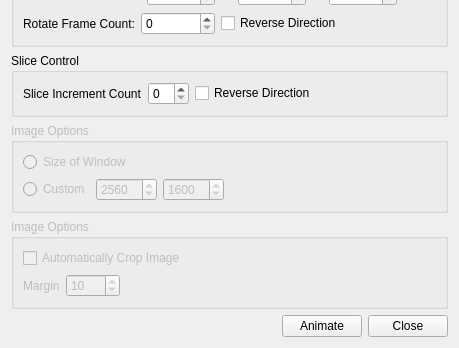
This is src/GuiQt/MovieDialog.ui in Washington-University/workbench as Qt 5 draws it before an edit; both pictures show x 0 to 459 and y 197 to 545 of the 459 by 545 pixel window. The edited form follows.
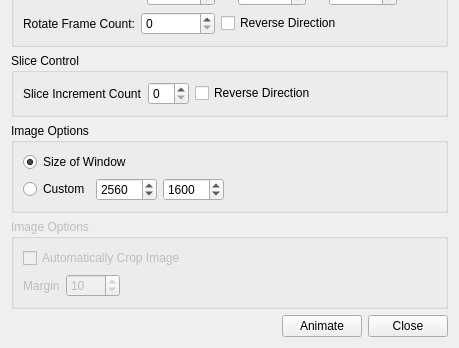
This is the edited form.

Commit message: Enabled ability to choose custom resolutions.

Patch:
```diff
--- a/src/GuiQt/MovieDialog.ui
+++ b/src/GuiQt/MovieDialog.ui
@@ -268,7 +268,7 @@
    <item>
     <widget class="QGroupBox" name="imageOptionsGroupBox_2">
      <property name="enabled">
-      <bool>false</bool>
+      <bool>true</bool>
      </property>
      <property name="title">
       <string>Image Options</string>
@@ -279,6 +279,9 @@
         <property name="text">
          <string>Size of Window</string>
         </property>
+        <property name="checked">
+         <bool>true</bool>
+        </property>
        </widget>
       </item>
       <item>
```
Left out of the diff: 2 changed lines with no effect on the pictures. The commit also changes 2 other files.
